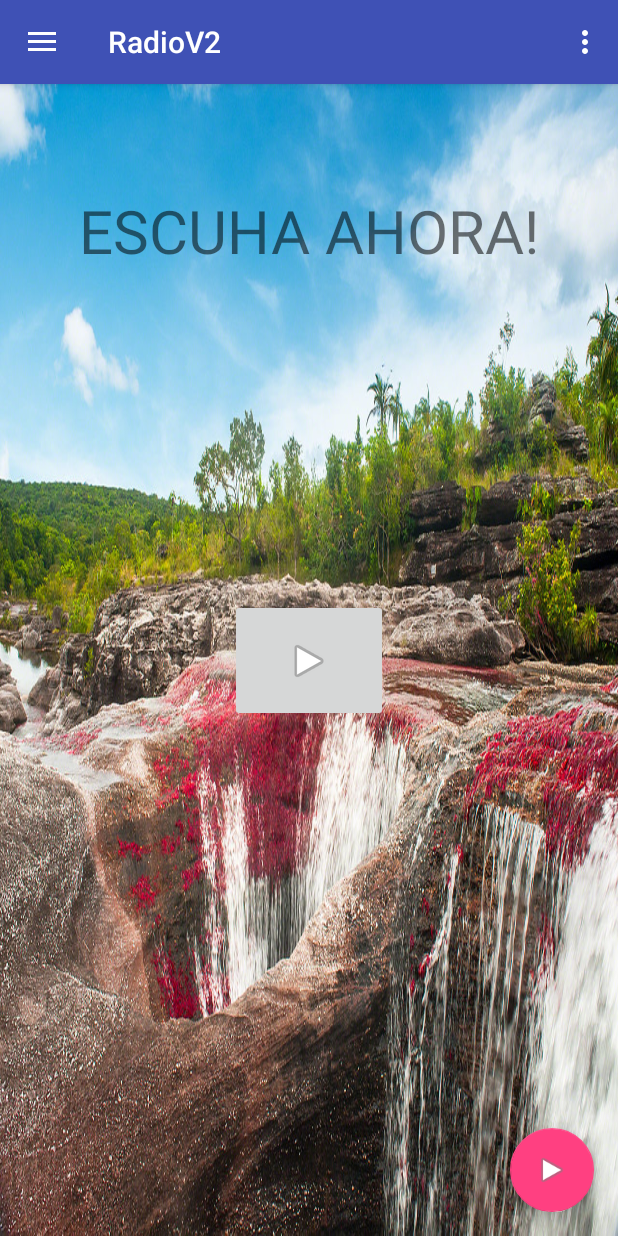
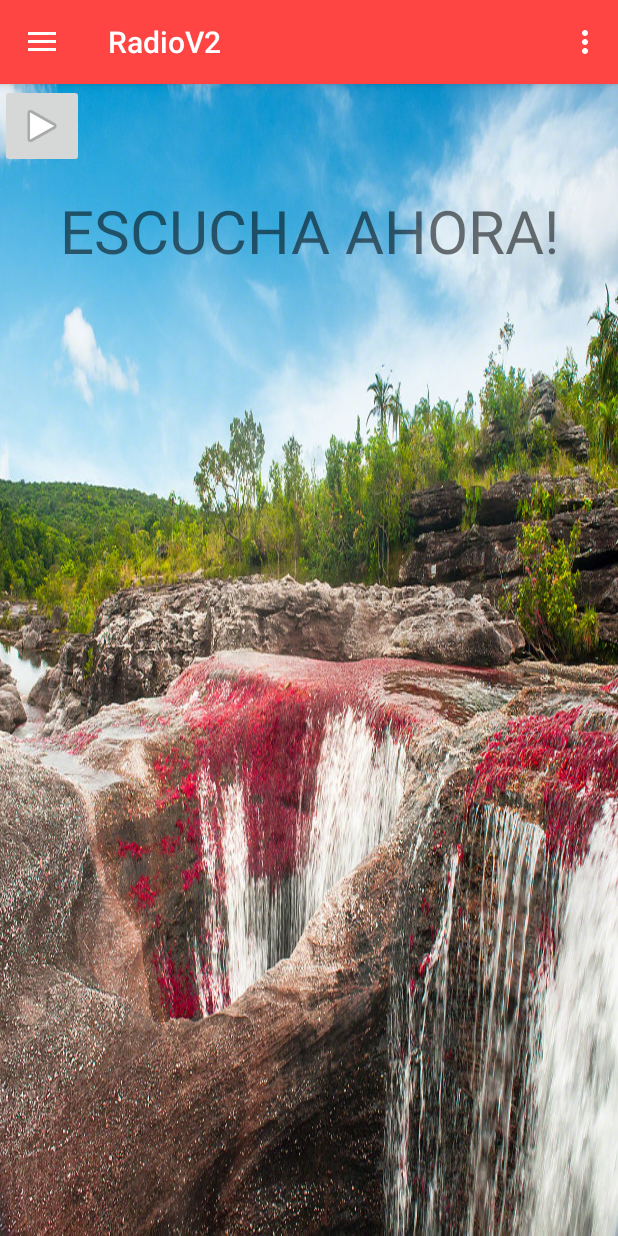
Before and after one commit to ElKabs/RadioV2, an Android app: the screen it shows after launch (MainActivity), on a phone screen of 412 x 824 dp. Run offline under Robolectric (Android 15) with nearby library versions, the phone set to English and light mode, and no system bars; libraries missing offline, so code that uses them is left out: android.support.fragment.

Commit message:
Cambio de stream

```diff
--- a/app/build.gradle
+++ b/app/build.gradle
@@ -20,12 +20,15 @@ android {
 }
 
 dependencies {
-    compile fileTree(dir: 'libs', include: ['*.jar'])
+    compile fileTree(include: ['*.jar'], dir: 'libs')
     androidTestCompile('com.android.support.test.espresso:espresso-core:2.2.2', {
         exclude group: 'com.android.support', module: 'support-annotations'
     })
     compile 'com.android.support:appcompat-v7:25.1.0'
     compile 'com.android.support:design:25.1.0'
     compile 'com.android.support.constraint:constraint-layout:1.0.2'
+    compile 'com.android.support:support-v4:25.1.0'
     testCompile 'junit:junit:4.12'
+    compile files('libs/exomedia-2.3.5-sources.jar')
+    compile 'com.google.android.exoplayer:exoplayer:r2.4.2'
 }
--- a/app/src/main/res/layout/app_bar_main.xml
+++ b/app/src/main/res/layout/app_bar_main.xml
@@ -15,7 +15,7 @@
             android:id="@+id/toolbar"
             android:layout_width="match_parent"
             android:layout_height="?attr/actionBarSize"
-            android:background="?attr/colorPrimary"
+            android:background="@android:color/holo_red_light"
             app:popupTheme="@style/AppTheme.PopupOverlay" />
 
     </android.support.design.widget.AppBarLayout>
@@ -23,21 +23,4 @@
     <include layout="@layout/content_main"
         android:id="@+id/include" />
 
-    <ImageButton
-        android:id="@+id/play"
-        android:layout_width="105dp"
-        android:layout_height="82dp"
-        android:layout_gravity="center_vertical|center_horizontal"
-        app:layout_anchor="@+id/include"
-        app:layout_anchorGravity="center_vertical|center_horizontal"
-        app:srcCompat="@android:drawable/ic_media_play" />
-
-    <android.support.design.widget.FloatingActionButton
-        android:id="@+id/fab"
-        android:layout_width="wrap_content"
-        android:layout_height="wrap_content"
-        android:layout_gravity="bottom|end"
-        android:layout_margin="@dimen/fab_margin"
-        app:srcCompat="@android:drawable/ic_media_play" />
-
 </android.support.design.widget.CoordinatorLayout>
--- a/app/src/main/res/layout/content_main.xml
+++ b/app/src/main/res/layout/content_main.xml
@@ -9,10 +9,22 @@
     tools:context="com.example.kabs_.radiov2.MainActivity"
     tools:showIn="@layout/app_bar_main">
 
+
+    <ImageButton
+        android:id="@+id/play"
+        android:layout_width="56dp"
+        android:layout_height="56dp"
+        android:layout_gravity="top|right"
+        app:layout_anchor="@+id/include"
+        app:layout_anchorGravity="bottom|left"
+        app:srcCompat="@android:drawable/ic_media_play"
+        tools:layout_editor_absoluteX="141dp"
+        tools:layout_editor_absoluteY="423dp" />
+
     <TextView
         android:layout_width="wrap_content"
         android:layout_height="wrap_content"
-        android:text="ESCUHA AHORA!"
+        android:text="ESCUCHA AHORA!"
         android:textSize="40sp"
 
         app:layout_constraintBottom_toBottomOf="parent"
@@ -21,4 +33,5 @@
         app:layout_constraintTop_toTopOf="parent"
         app:layout_constraintVertical_bias="0.099" />
 
+
 </android.support.constraint.ConstraintLayout>
--- /dev/null
+++ b/app/src/main/res/layout/facebook.xml
@@ -0,0 +1,6 @@
+<?xml version="1.0" encoding="utf-8"?>
+<LinearLayout xmlns:android="http://schemas.android.com/apk/res/android"
+    android:orientation="vertical" android:layout_width="match_parent"
+    android:layout_height="match_parent">
+
+</LinearLayout>
--- a/app/src/main/res/values/strings.xml
+++ b/app/src/main/res/values/strings.xml
@@ -5,4 +5,7 @@
     <string name="navigation_drawer_close">Close navigation drawer</string>
 
     <string name="action_settings">Settings</string>
+
+    <!-- TODO: Remove or change this placeholder text -->
+    <string name="hello_blank_fragment">Hello blank fragment</string>
 </resources>
```
Also changed, not shown: app/src/main/java/com/example/kabs_/radiov2/FragmentFacebook.java (added, +34 -0 lines), app/src/main/java/com/example/kabs_/radiov2/MainActivity.java (+47 -37 lines), app/libs/exomedia-2.3.5-sources.jar (added).
